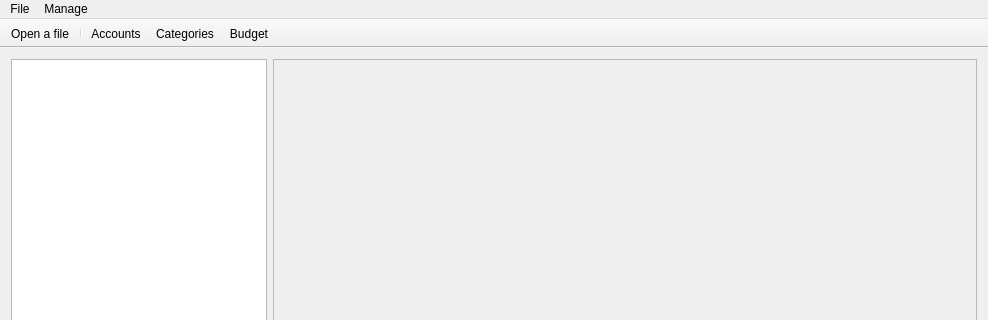
First picture: the form in QT/mainWindow.ui, repository wordtinker/SimpleBudget, before the edit; both pictures show x 0 to 988 and y 0 to 320 of the 988 by 595 pixel window.
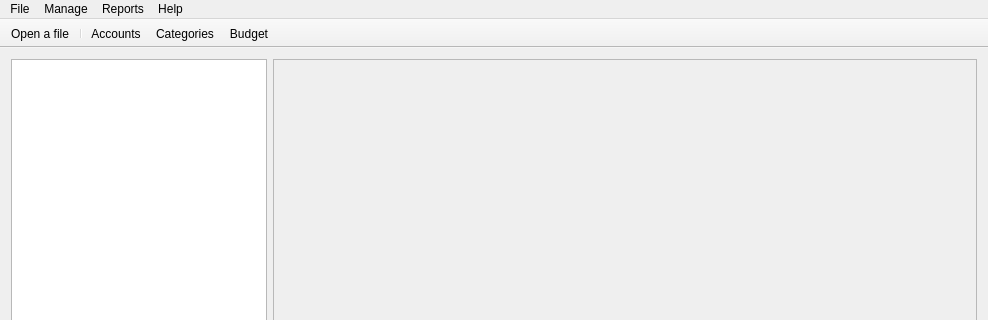
Second picture: the form after the edit. Icons and pictures are not drawn.

Commit message: Add "about" window.

```diff
--- a/QT/mainWindow.ui
+++ b/QT/mainWindow.ui
@@ -82,8 +82,23 @@
     <addaction name="actionManageCategories"/>
     <addaction name="actionBudget"/>
    </widget>
+   <widget class="QMenu" name="menuReports">
+    <property name="title">
+     <string>Reports</string>
+    </property>
+    <addaction name="actionBudgetReport"/>
+    <addaction name="actionBalance"/>
+   </widget>
+   <widget class="QMenu" name="menuHelp">
+    <property name="title">
+     <string>Help</string>
+    </property>
+    <addaction name="actionAbout"/>
+   </widget>
    <addaction name="menuFile"/>
    <addaction name="menuManage"/>
+   <addaction name="menuReports"/>
+   <addaction name="menuHelp"/>
   </widget>
   <widget class="QToolBar" name="mainToolBar">
    <property name="movable">
```
Left out of the diff: 15 changed lines with no effect on the pictures. The commit also changes 2 other files.
